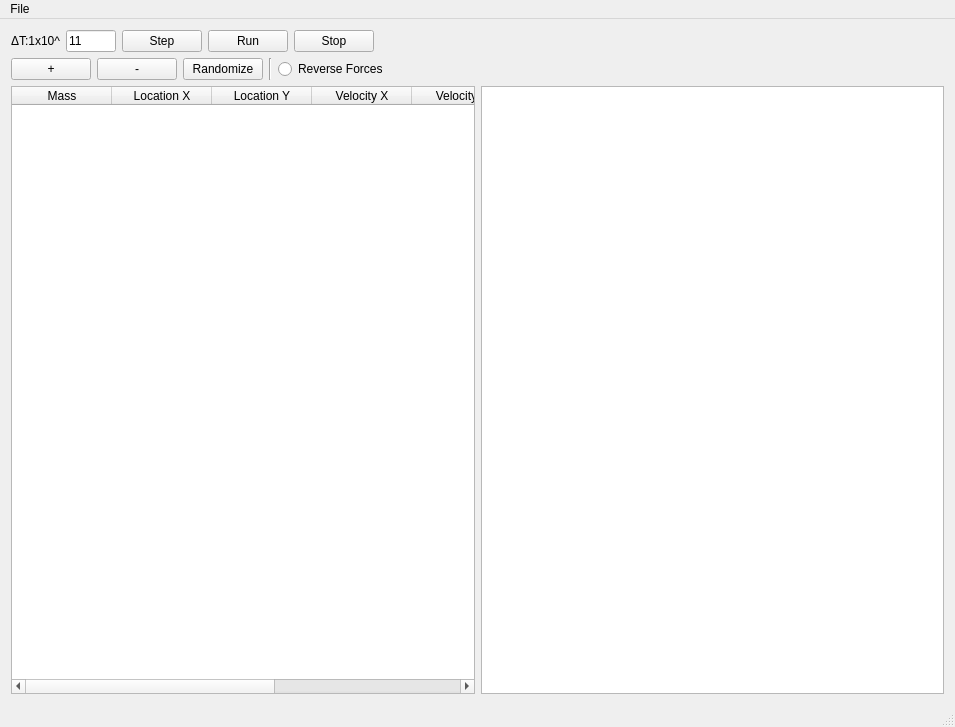
CDavantzis/GravitySimulator, file source/ObjectSelector/mainwindow.ui: the form before one commit.
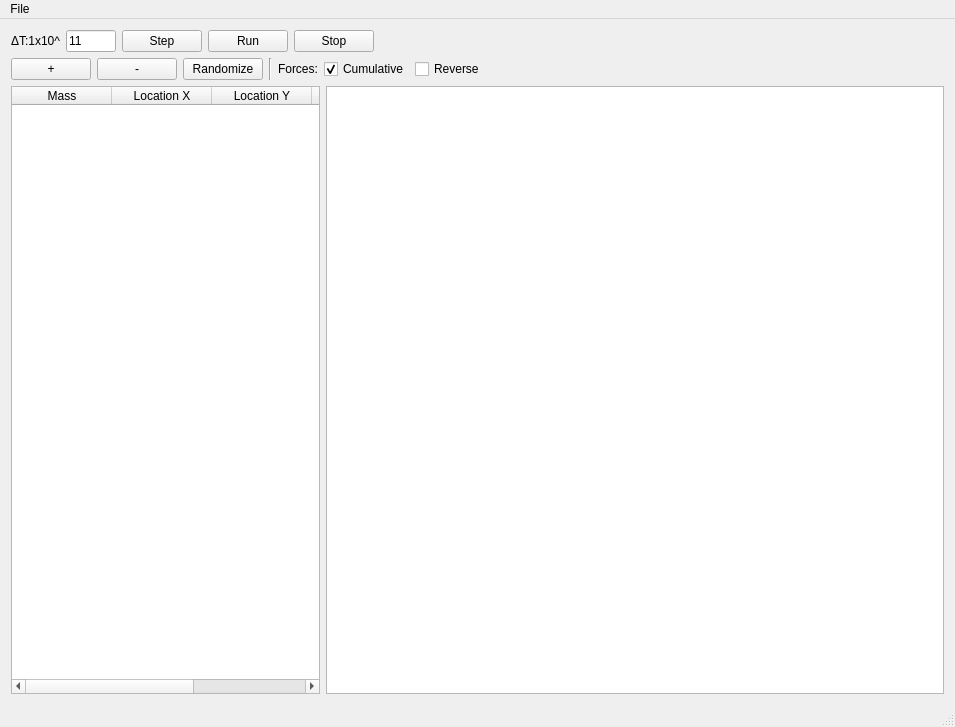
The form after the commit. Custom widgets are drawn as their Qt base class.

Commit message: Fixed calculations, made comments, and added more options

The edit to the form file:
```diff
--- a/source/ObjectSelector/mainwindow.ui
+++ b/source/ObjectSelector/mainwindow.ui
@@ -151,9 +151,26 @@
          </widget>
         </item>
         <item>
-         <widget class="QRadioButton" name="radioButton_reverse_forces">
+         <widget class="QLabel" name="label_2">
           <property name="text">
-           <string>Reverse Forces</string>
+           <string>Forces:</string>
+          </property>
+         </widget>
+        </item>
+        <item>
+         <widget class="QCheckBox" name="checkBox_forceOption_cumulative">
+          <property name="text">
+           <string>Cumulative</string>
+          </property>
+          <property name="checked">
+           <bool>true</bool>
+          </property>
+         </widget>
+        </item>
+        <item>
+         <widget class="QCheckBox" name="checkBox_forceOption_reverse">
+          <property name="text">
+           <string>Reverse</string>
           </property>
          </widget>
         </item>
@@ -188,6 +205,9 @@
             <height>0</height>
            </size>
           </property>
+          <property name="sizeAdjustPolicy">
+           <enum>QAbstractScrollArea::AdjustToContents</enum>
+          </property>
           <property name="alternatingRowColors">
            <bool>true</bool>
           </property>
@@ -225,16 +245,6 @@
             <string>Velocity Y</string>
            </property>
           </column>
-          <column>
-           <property name="text">
-            <string>Force X</string>
-           </property>
-          </column>
-          <column>
-           <property name="text">
-            <string>Force Y</string>
-           </property>
-          </column>
          </widget>
         </item>
         <item>
@@ -244,7 +254,7 @@
           </property>
           <property name="sizePolicy">
            <sizepolicy hsizetype="Expanding" vsizetype="Expanding">
-            <horstretch>1</horstretch>
+            <horstretch>2</horstretch>
             <verstretch>0</verstretch>
            </sizepolicy>
           </property>
```
Left out of the diff: 2 changed lines with no effect on the pictures. The commit also changes 6 other files.
